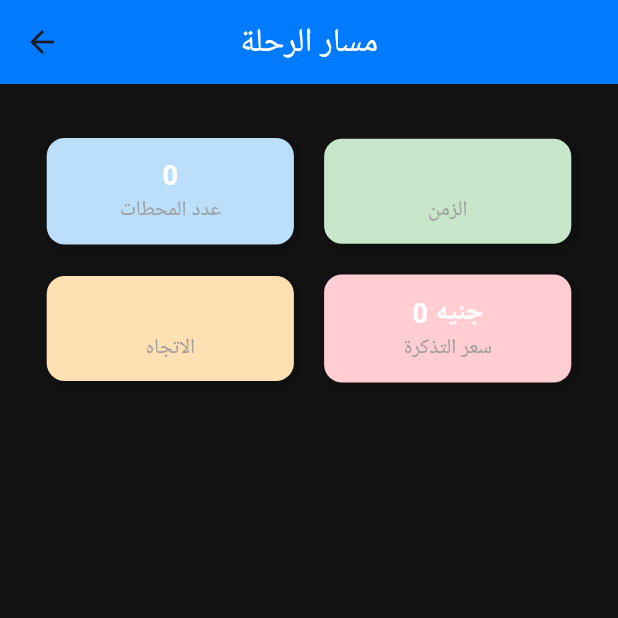
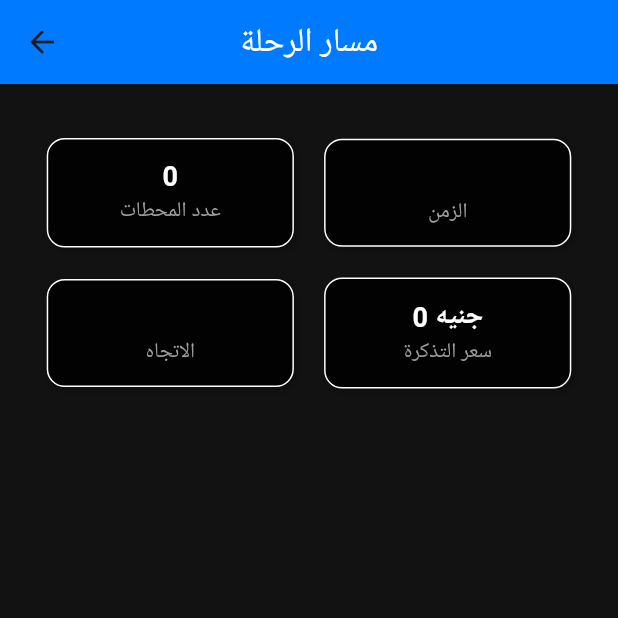
Before and after one commit to mohamedfayed2/MetroGo, a Flutter app: the TrajectoryPage screen opened directly, on a phone screen of 412 x 824 dp, the top half of it. Run offline on Flutter 3.47's test engine with Material 3 defaults, Android fonts, the phone set to English and light mode, and no system bars; our stand-ins replace animated_text_kit, eva_icons_flutter, flutter_map, geolocator, get, get_storage and 2 more; accounts and stored records are empty; project files that could hold a hidden picture were left out.

Commit message:
make desin in result page by kareem

```diff
--- a/lib/App_Screens/TrajectoryPage.dart
+++ b/lib/App_Screens/TrajectoryPage.dart
@@ -35,8 +35,13 @@ class TrajectoryPage extends StatelessWidget {
                     padding: EdgeInsets.all(12),
                     margin: EdgeInsets.symmetric(horizontal: 5),
                     decoration: BoxDecoration(
-                      color: Colors.blue.shade100, // لون خلفية مميز
+                      color: Colors.black87, // لون خلفية مميز
                       borderRadius: BorderRadius.circular(12),
+                      border: Border(
+                          bottom: BorderSide(color: Colors.white),
+                          left: BorderSide(color: Colors.white),
+                          right: BorderSide(color: Colors.white),
+                          top: BorderSide(color: Colors.white)),
                       boxShadow: [
                         BoxShadow(
                           color: Colors.black26,
@@ -53,8 +58,13 @@ class TrajectoryPage extends StatelessWidget {
                     padding: EdgeInsets.all(12),
                     margin: EdgeInsets.symmetric(horizontal: 5),
                     decoration: BoxDecoration(
-                      color: Colors.green.shade100, // لون آخر مميز
+                      color: Colors.black87, // لون آخر مميز
                       borderRadius: BorderRadius.circular(12),
+                      border: Border(
+                          bottom: BorderSide(color: Colors.white),
+                          left: BorderSide(color: Colors.white),
+                          right: BorderSide(color: Colors.white),
+                          top: BorderSide(color: Colors.white)),
                       boxShadow: [
                         BoxShadow(
                           color: Colors.black26,
@@ -80,8 +90,13 @@ class TrajectoryPage extends StatelessWidget {
                   padding: EdgeInsets.all(12),
                   margin: EdgeInsets.symmetric(horizontal: 5),
                   decoration: BoxDecoration(
-                    color: Colors.orange.shade100, // لون مختلف للتمييز
+                    color: Colors.black87, // لون مختلف للتمييز
                     borderRadius: BorderRadius.circular(12),
+                    border: Border(
+                        bottom: BorderSide(color: Colors.white),
+                        left: BorderSide(color: Colors.white),
+                        right: BorderSide(color: Colors.white),
+                        top: BorderSide(color: Colors.white)),
                     boxShadow: [
                       BoxShadow(
                         color: Colors.black26,
@@ -97,8 +112,13 @@ class TrajectoryPage extends StatelessWidget {
                   padding: EdgeInsets.all(12),
                   margin: EdgeInsets.symmetric(horizontal: 5),
                   decoration: BoxDecoration(
-                    color: Colors.red.shade100,
+                    color: Colors.black87,
                     borderRadius: BorderRadius.circular(12),
+                    border: Border(
+                        bottom: BorderSide(color: Colors.white),
+                        left: BorderSide(color: Colors.white),
+                        right: BorderSide(color: Colors.white),
+                        top: BorderSide(color: Colors.white)),
                     boxShadow: [
                       BoxShadow(
                         color: Colors.black26,
```
Also changed, not shown: lib/controllers/controller_home.dart (+13 -9 lines).
